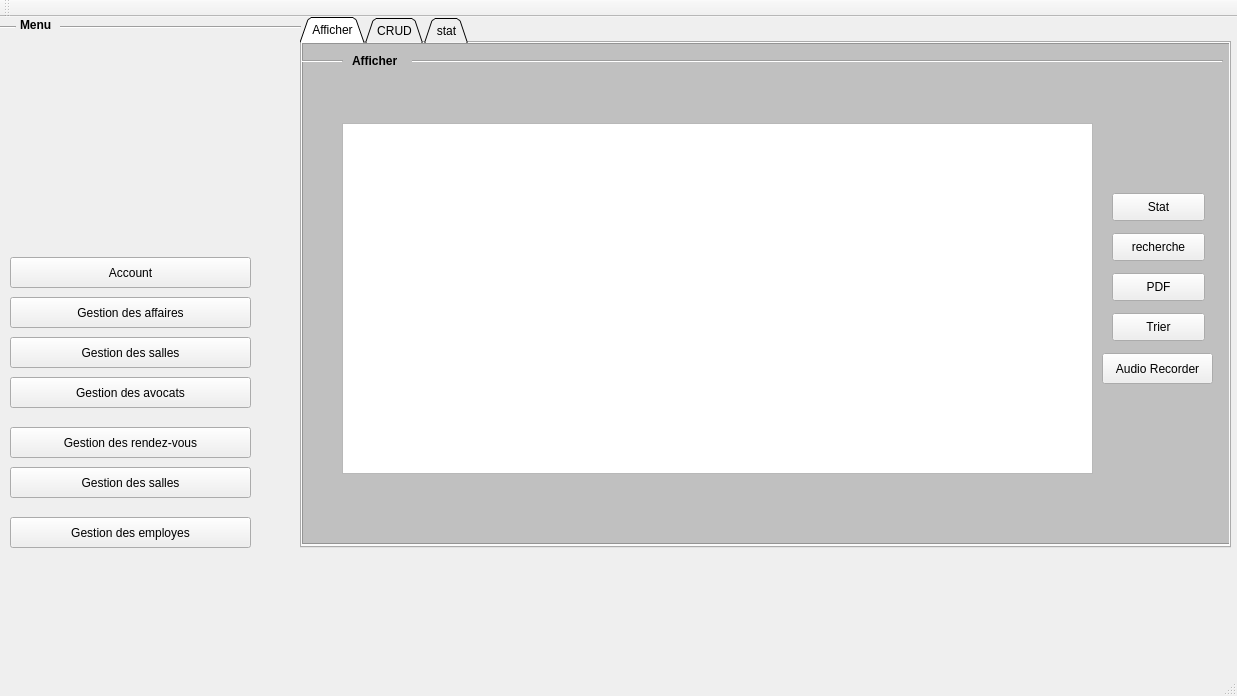
Old version of the form mainwindow.ui in the repository haithem000/Smart_Court_2A39.
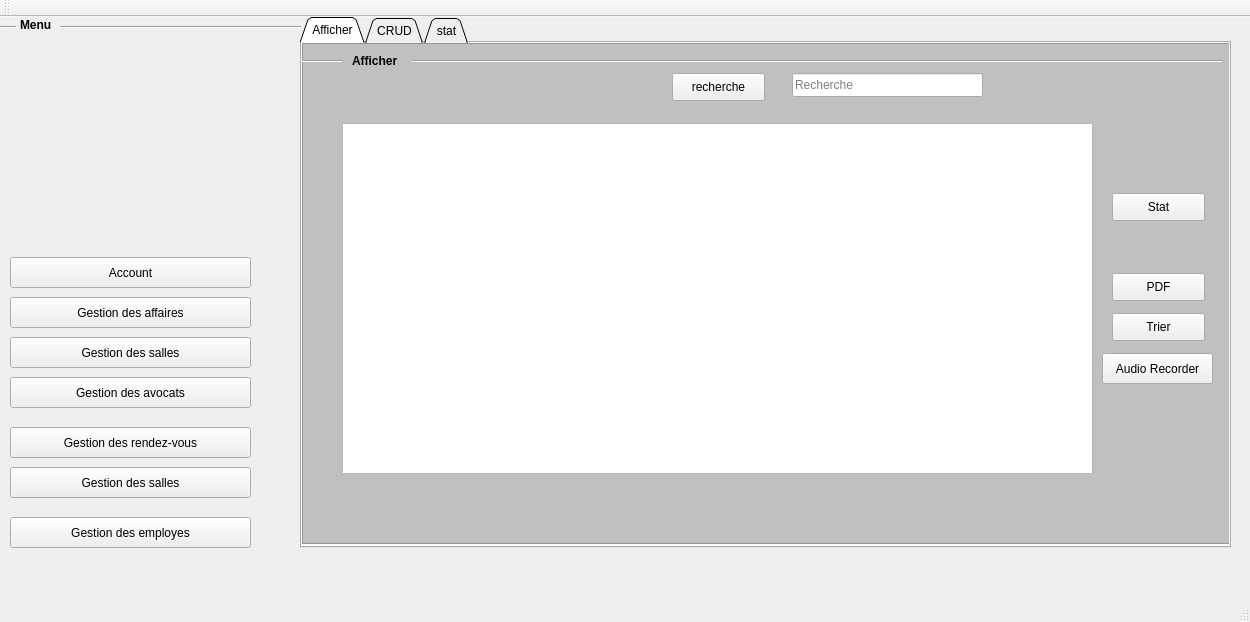
New version of the form. The open tabs and pages were chosen to show the change. Icons and pictures are not drawn.

Patch:
```diff
--- a/mainwindow.ui
+++ b/mainwindow.ui
@@ -6,8 +6,8 @@
    <rect>
     <x>0</x>
     <y>0</y>
-    <width>1237</width>
-    <height>696</height>
+    <width>1250</width>
+    <height>622</height>
    </rect>
   </property>
   <property name="windowTitle">
@@ -30,7 +30,7 @@
      <enum>QTabWidget::Triangular</enum>
     </property>
     <property name="currentIndex">
-     <number>1</number>
+     <number>0</number>
     </property>
     <widget class="QWidget" name="tab">
      <attribute name="title">
@@ -106,8 +106,8 @@
      <widget class="QPushButton" name="rechercher">
       <property name="geometry">
        <rect>
-        <x>810</x>
-        <y>190</y>
+        <x>370</x>
+        <y>30</y>
         <width>93</width>
         <height>28</height>
        </rect>
@@ -168,6 +168,22 @@
        <string>Stat</string>
       </property>
      </widget>
+     <widget class="QLineEdit" name="le_Rechercher">
+      <property name="geometry">
+       <rect>
+        <x>490</x>
+        <y>30</y>
+        <width>191</width>
+        <height>24</height>
+       </rect>
+      </property>
+      <property name="placeholderText">
+       <string>Recherche</string>
+      </property>
+      <property name="clearButtonEnabled">
+       <bool>true</bool>
+      </property>
+     </widget>
      <zorder>textBrowser_2</zorder>
      <zorder>label_13</zorder>
      <zorder>tab_affaire</zorder>
@@ -178,6 +194,7 @@
      <zorder>PDF</zorder>
      <zorder>recordButton</zorder>
      <zorder>pb_stat</zorder>
+     <zorder>le_Rechercher</zorder>
     </widget>
     <widget class="QWidget" name="tab_2">
      <attribute name="title">
@@ -855,7 +872,7 @@
     <rect>
      <x>0</x>
      <y>0</y>
-     <width>1237</width>
+     <width>1250</width>
      <height>26</height>
     </rect>
    </property>
```
